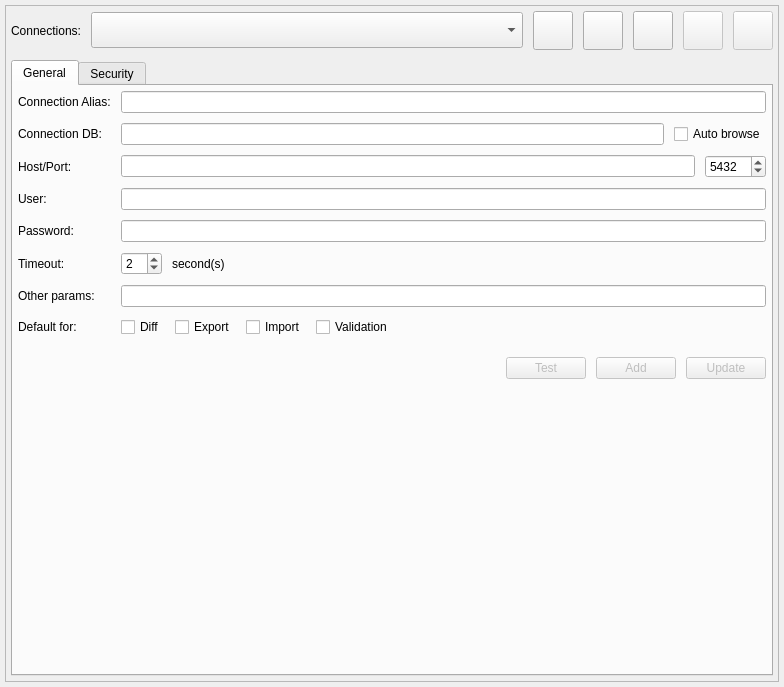
The window that libs/libgui/ui/settings/connectionsconfigwidget.ui (pgmodeler/pgmodeler) describes before a commit, drawn with Qt 5.
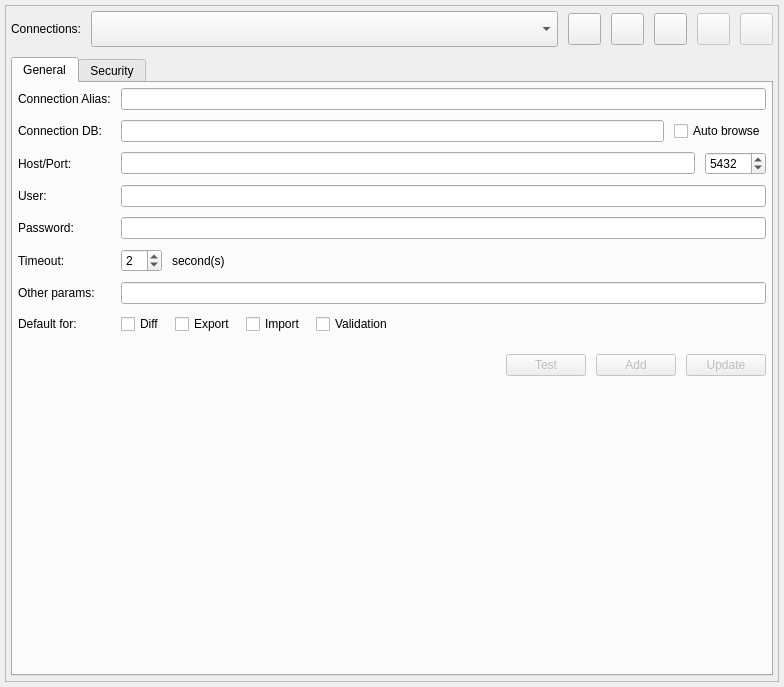
The same window after the commit. Icons and pictures are not drawn.

Patch:
```diff
--- a/libs/libgui/ui/settings/connectionsconfigwidget.ui
+++ b/libs/libgui/ui/settings/connectionsconfigwidget.ui
@@ -113,8 +113,8 @@
           </property>
           <property name="iconSize">
            <size>
-            <width>32</width>
-            <height>32</height>
+            <width>25</width>
+            <height>25</height>
            </size>
           </property>
          </widget>
@@ -136,8 +136,8 @@
           </property>
           <property name="iconSize">
            <size>
-            <width>32</width>
-            <height>32</height>
+            <width>25</width>
+            <height>25</height>
            </size>
           </property>
          </widget>
@@ -159,8 +159,8 @@
           </property>
           <property name="iconSize">
            <size>
-            <width>32</width>
-            <height>32</height>
+            <width>25</width>
+            <height>25</height>
            </size>
           </property>
          </widget>
@@ -182,8 +182,8 @@
           </property>
           <property name="iconSize">
            <size>
-            <width>32</width>
-            <height>32</height>
+            <width>25</width>
+            <height>25</height>
            </size>
           </property>
          </widget>
@@ -205,8 +205,8 @@
           </property>
           <property name="iconSize">
            <size>
-            <width>32</width>
-            <height>32</height>
+            <width>25</width>
+            <height>25</height>
            </size>
           </property>
          </widget>
@@ -295,8 +295,8 @@
               </property>
               <property name="iconSize">
                <size>
-                <width>32</width>
-                <height>32</height>
+                <width>25</width>
+                <height>25</height>
                </size>
               </property>
              </widget>
@@ -327,8 +327,8 @@
               </property>
               <property name="iconSize">
                <size>
-                <width>32</width>
-                <height>32</height>
+                <width>25</width>
+                <height>25</height>
                </size>
               </property>
              </widget>
@@ -359,8 +359,8 @@
               </property>
               <property name="iconSize">
                <size>
-                <width>32</width>
-                <height>32</height>
+                <width>25</width>
+                <height>25</height>
                </size>
               </property>
              </widget>
```
